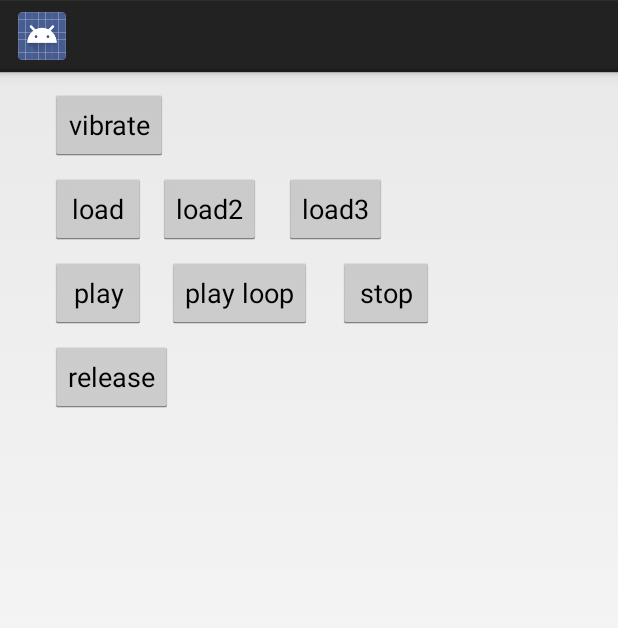
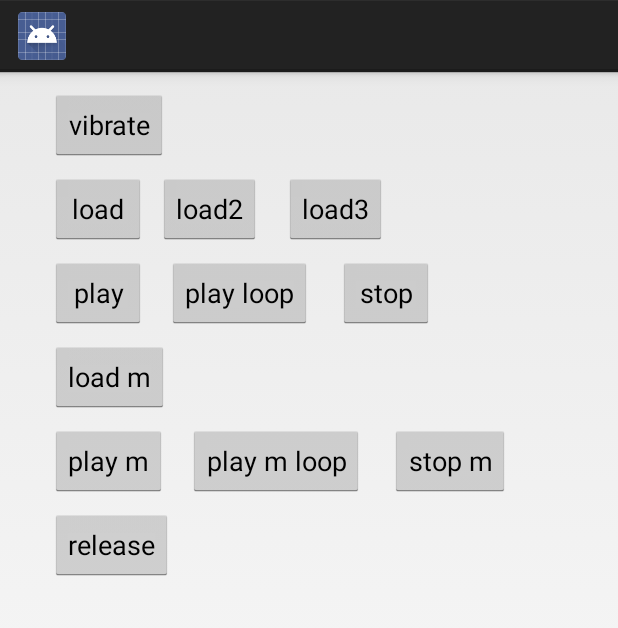
Before and after one commit to likebebop/MySound, an Android app: the screen it shows after launch (MainActivity), on a phone screen of 412 x 824 dp. Shown: the top 628 px of the screen. Run offline under Robolectric (Android 15) with nearby library versions, the phone set to English and light mode, and no system bars; our stand-ins replace ButterKnife; libraries missing offline, so code that uses them is left out: com.annimon.stream, rx.android.schedulers; pictures from the network do not load; 1 statement that could not run was skipped.

Commit message:
My Sound.

```diff
--- a/app/build.gradle
+++ b/app/build.gradle
@@ -38,4 +38,5 @@ dependencies {
     annotationProcessor 'com.jakewharton:butterknife-compiler:8.5.1'
     compile 'io.reactivex:rxandroid:1.2.1'
     compile 'io.reactivex:rxjava:1.2.10'
+    compile 'com.annimon:stream:1.1.8'
 }
--- a/app/src/main/java/com/example/likebebop/mysound/KaleSound.java
+++ b/app/src/main/java/com/example/likebebop/mysound/KaleSound.java
@@ -9,13 +9,13 @@ import android.support.annotation.WorkerThread;
 
 import rx.Scheduler;
 import rx.android.schedulers.AndroidSchedulers;
-import rx.android.schedulers.HandlerScheduler;
 
 /**
  * Created by likebebop on 2017. 8. 10..
  */
 
 public class KaleSound {
+    static final int INVALID_ID = 0;
     public static Scheduler soundScheduler;
     public static Handler handler;
     public static AudioManager audioManager;
@@ -28,7 +28,8 @@ public class KaleSound {
         audioManager = (AudioManager) KaleConfig.INSTANCE.context.getSystemService(Context.AUDIO_SERVICE);
     }
 
-    KaleSoundPool soundPool = new KaleSoundPool();
+    public KaleSoundPool soundPool = new KaleSoundPool();
+    public KaleMediaSound mediaSound = new KaleMediaSound();
 
     @WorkerThread
     public void vibrate(int milliseconds) {
@@ -41,7 +42,9 @@ public class KaleSound {
     }
 
     public void release() {
+        mediaSound.release();
         soundPool.release();
         soundPool = new KaleSoundPool();
+        mediaSound = new KaleMediaSound();
     }
 }
--- a/app/src/main/java/com/example/likebebop/mysound/KaleSoundPool.java
+++ b/app/src/main/java/com/example/likebebop/mysound/KaleSoundPool.java
@@ -10,6 +10,8 @@ import java.util.HashMap;
 import java.util.concurrent.CountDownLatch;
 import java.util.concurrent.TimeUnit;
 
+import static com.example.likebebop.mysound.KaleSound.INVALID_ID;
+
 /**
  * Created by likebebop on 2017. 8. 9..
  *
@@ -17,12 +19,7 @@ import java.util.concurrent.TimeUnit;
  *
  */
 
-public class KaleSoundPool implements SoundPool.OnLoadCompleteListener {
-
-
-    static final int INVALID_ID = 0;
-    static final int INFINITE_LOOP = -1;
-    static final int NO_LOOP = 0;
+public class KaleSoundPool implements SoundPool.OnLoadCompleteListener, Releasable {
     static final int TIMEOUT = 1000;
     SoundPool soundPool;
 
@@ -78,7 +75,7 @@ public class KaleSoundPool implements SoundPool.OnLoadCompleteListener {
     HashMap<Integer, StreamIdHolder> myStreamIdMap = new HashMap<>();
 
     @WorkerThread
-    public int play(int soundId, int loop) {
+    public int play(int soundId, boolean looping) {
         if (soundId <= INVALID_ID) {
             return 0;
         }
@@ -90,7 +87,7 @@ public class KaleSoundPool implements SoundPool.OnLoadCompleteListener {
                 }
                 KaleLogging.PROFILER.tick();
                 float v = getVolume();
-                StreamIdHolder h = new StreamIdHolder(soundPool.play(soundId, v, v, 1, loop, 1));
+                StreamIdHolder h = new StreamIdHolder(soundPool.play(soundId, v, v, 1, looping ? -1 : 0, 1));
                 myStreamIdMap.put(myStreamId, h);
                 KaleLogging.PROFILER.tockWithDebug(String.format("play (%d) = %d", soundId, h.streamId));
             } catch (Exception e) {
@@ -113,11 +110,21 @@ public class KaleSoundPool implements SoundPool.OnLoadCompleteListener {
                 StreamIdHolder holder = myStreamIdMap.get(streamId);
                 KaleLogging.PROFILER.tick();
                 soundPool.stop(holder.streamId);
+
                 KaleLogging.PROFILER.tockWithDebug("stop " + holder.streamId);
                 myStreamIdMap.remove(streamId);
             } catch (Exception e) {
                 KaleLogging.CUR_LOG.warn(e);
             }
+        });
+    }
+
+    public void unload(int soundId) {
+        if (soundId <= INVALID_ID) {
+            return;
+        }
+        KaleSound.handler.post(()-> {
+            soundPool.unload(soundId);
         });
     }
 
@@ -128,7 +135,7 @@ public class KaleSoundPool implements SoundPool.OnLoadCompleteListener {
     }
 
     @WorkerThread
-    void release() {
+    public void release() {
         KaleSound.handler.post(()-> soundPool.release());
     }
 }
--- /dev/null
+++ b/app/src/main/java/com/example/likebebop/mysound/Releasable.java
@@ -0,0 +1,8 @@
+package com.example.likebebop.mysound;
+
+/**
+ * Created by likebebop on 2016-06-10.
+ */
+public interface Releasable {
+    void release();
+}
--- a/app/src/main/res/layout/activity_main.xml
+++ b/app/src/main/res/layout/activity_main.xml
@@ -9,6 +9,8 @@
     tools:context="com.example.likebebop.mysound.MainActivity"
     tools:layout_editor_absoluteY="73dp"
     tools:layout_editor_absoluteX="0dp">
+
+
 
     <Button
         android:id="@+id/vibrate_btn"
@@ -92,13 +94,55 @@
         tools:layout_constraintBaseline_creator="1"/>
 
     <Button
+        android:id="@+id/load_m_btn"
+        android:layout_width="0dp"
+        android:layout_height="wrap_content"
+        android:layout_marginLeft="0dp"
+        android:layout_marginTop="8dp"
+        android:text="load m"
+        app:layout_constraintLeft_toLeftOf="@+id/play_btn"
+        app:layout_constraintTop_toBottomOf="@+id/play_btn"/>
+
+
+    <Button
+        android:id="@+id/play_m_btn"
+        android:layout_width="wrap_content"
+        android:layout_height="wrap_content"
+        android:text="play m"
+        app:layout_constraintLeft_toLeftOf="@+id/load_m_btn"
+        android:layout_marginLeft="0dp"
+        android:layout_marginTop="8dp"
+        app:layout_constraintTop_toBottomOf="@+id/load_m_btn"/>
+
+    <Button
+        android:id="@+id/play_m_loop_btn"
+        android:layout_width="wrap_content"
+        android:layout_height="wrap_content"
+        android:text="play m loop"
+        app:layout_constraintLeft_toRightOf="@+id/play_m_btn"
+        android:layout_marginLeft="14dp"
+        android:layout_marginStart="14dp"
+        app:layout_constraintBaseline_toBaselineOf="@+id/play_m_btn"
+        tools:layout_constraintBaseline_creator="1"/>
+
+    <Button
+        android:id="@+id/stop_m_btn"
+        android:layout_width="wrap_content"
+        android:layout_height="wrap_content"
+        android:text="stop m"
+        app:layout_constraintLeft_toRightOf="@+id/play_m_loop_btn"
+        android:layout_marginLeft="17dp"
+        android:layout_marginStart="17dp"
+        app:layout_constraintBaseline_toBaselineOf="@+id/play_m_btn"
+        tools:layout_constraintBaseline_creator="1"/>
+
+    <Button
         android:id="@+id/release_btn"
         android:layout_width="wrap_content"
         android:layout_height="wrap_content"
         android:text="release"
         android:layout_marginTop="8dp"
-        app:layout_constraintLeft_toLeftOf="@+id/play_btn"
-        app:layout_constraintTop_toBottomOf="@+id/play_btn"/>
-
+        app:layout_constraintLeft_toLeftOf="@+id/play_m_btn"
+        app:layout_constraintTop_toBottomOf="@+id/play_m_btn"/>
 
 </android.support.constraint.ConstraintLayout>
```
Also changed, not shown: app/src/main/java/com/example/likebebop/mysound/HandySoundPlayer.java (renamed from app/src/main/java/com/example/likebebop/mysound/SafeMediaPlayer.java, +33 -23 lines), app/src/main/java/com/example/likebebop/mysound/KaleMediaSound.java (added, +81 -0 lines), app/src/main/java/com/example/likebebop/mysound/MainActivity.java (+27 -2 lines), app/src/main/java/com/example/likebebop/mysound/StickerHelper.java (+11 -0 lines), 1 other file.
